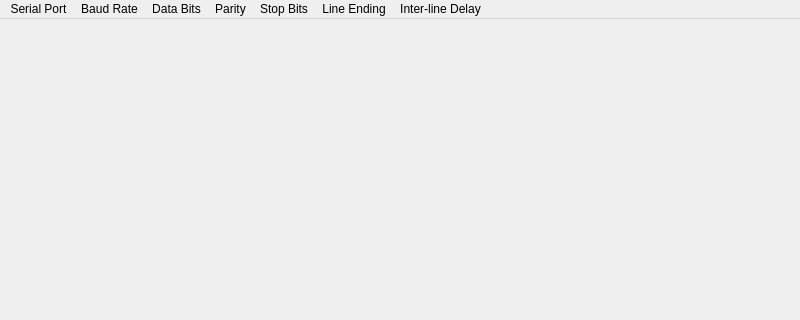
Before: the Qt Designer form main_window.ui in cronblocks/eserial-qt, drawn with Qt 5; both pictures show x 0 to 800 and y 0 to 320 of the 800 by 600 pixel window.
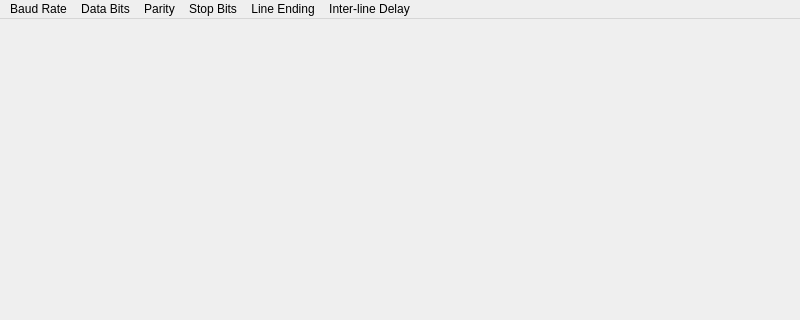
After: the same form once the commit is applied.

Commit message: Removing serial port from menu - will add a drop-down

```diff
--- a/main_window.ui
+++ b/main_window.ui
@@ -23,11 +23,6 @@
      <height>23</height>
     </rect>
    </property>
-   <widget class="QMenu" name="menuSerialPort">
-    <property name="title">
-     <string>Serial Port</string>
-    </property>
-   </widget>
    <widget class="QMenu" name="menuBaudRate">
     <property name="title">
      <string>Baud Rate</string>
@@ -109,7 +104,6 @@
     <addaction name="separator"/>
     <addaction name="actionInterlineDelay_Custom"/>
    </widget>
-   <addaction name="menuSerialPort"/>
    <addaction name="menuBaudRate"/>
    <addaction name="menuDataBits"/>
    <addaction name="menuParity"/>
```
